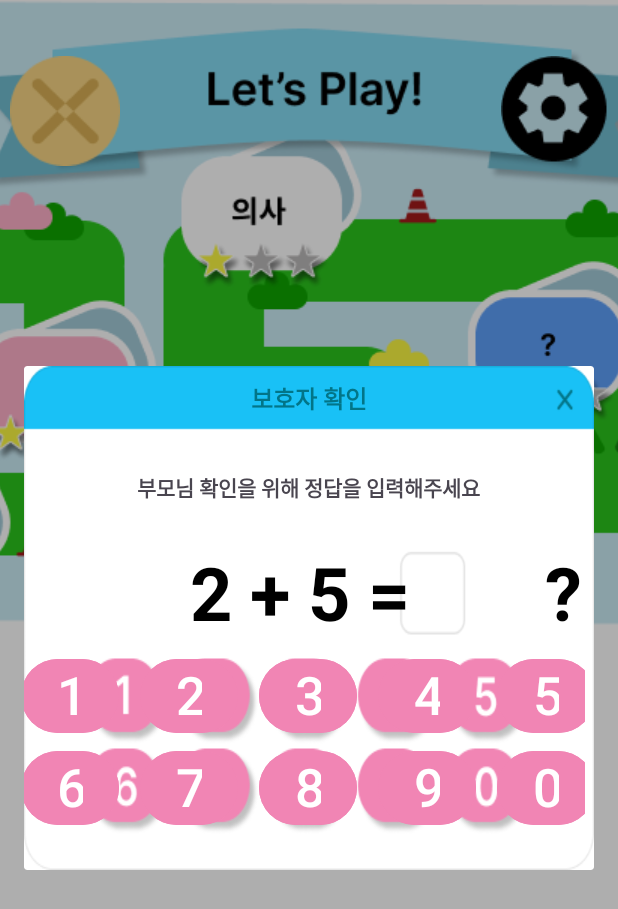
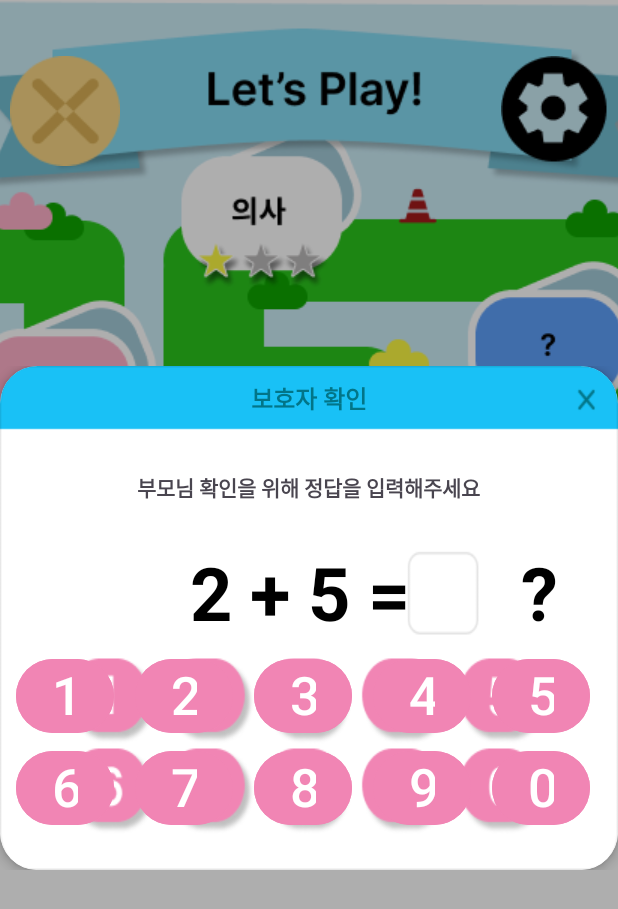
Before and after one commit to JiYoun0216/LetsPlay-main, an Android app: the RewardsMainPageActivity screen opened directly, with no data from a screen before it, after a tap on an icon or button, on a phone screen of 412 x 824 dp. Shown: the top 909 px of the screen. Run offline under Robolectric (Android 15) with nearby library versions, the phone set to English and light mode, and no system bars; 1 statement that could not run was skipped.

Commit message:
setting layout

```diff
--- a/app/src/main/java/com/example/letsplay/RewardsMainPageActivity.java
+++ b/app/src/main/java/com/example/letsplay/RewardsMainPageActivity.java
@@ -1,5 +1,6 @@
 package com.example.letsplay;
 
+import android.graphics.Color;
 import android.os.Bundle;
 import android.content.Intent;
 import androidx.appcompat.app.AppCompatActivity;
@@ -10,9 +11,10 @@
 import android.view.animation.AnimationUtils;
 import android.widget.Button;
 import android.widget.TextView;
+import android.graphics.drawable.ColorDrawable;
 
-import androidx.appcompat.app.AppCompatActivity;
 
+import java.util.Objects;
 import java.util.Random;
 
 public class RewardsMainPageActivity extends AppCompatActivity{
@@ -45,6 +47,11 @@
 private void parent_verifyng_popup() {
     Dialog dialog = new Dialog(this);
     dialog.setContentView(R.layout.parents_quiz); // 기존 ParentsVerificationActivity XML 사용
+
+    // 팝업 배경을 투명하게 설정
+    if (dialog.getWindow() != null) {
+        dialog.getWindow().setBackgroundDrawable(new ColorDrawable(Color.TRANSPARENT));
+    }
 
     TextView questionText = dialog.findViewById(R.id.question_text);
     TextView answerText = dialog.findViewById(R.id.answer_text);
@@ -83,13 +90,16 @@
         });
     }
 
+    ImageButton xButton = dialog.findViewById(R.id.x_button);
+    xButton.setOnClickListener(v -> dialog.dismiss()); // 다이얼로그 닫기
+
     dialog.show(); // 팝업 표시
 }
 
     // 흔들림 효과 추가
     private void shakeDialog(Dialog dialog) {
         Animation shake = AnimationUtils.loadAnimation(this, R.anim.shake);
-        View dialogView = dialog.getWindow().getDecorView();
+        View dialogView = Objects.requireNonNull(dialog.getWindow()).getDecorView();
         dialogView.startAnimation(shake);
     }
 
@@ -98,6 +108,11 @@
         dialog.setContentView(R.layout.setting_popup); // 팝업 레이아웃 설정
         dialog.setCancelable(false); // 외부 터치로 닫히지 않도록 설정
 
+        // 팝업 배경을 투명하게 설정
+        if (dialog.getWindow() != null) {
+            dialog.getWindow().setBackgroundDrawable(new ColorDrawable(Color.TRANSPARENT));
+        }
+
         ImageButton xButton = dialog.findViewById(R.id.x_button);
         xButton.setOnClickListener(v -> dialog.dismiss()); // 다이얼로그 닫기
 
--- /dev/null
+++ b/app/src/main/res/drawable/setting_background.xml
@@ -0,0 +1,5 @@
+<?xml version="1.0" encoding="utf-8"?>
+<shape xmlns:android="http://schemas.android.com/apk/res/android">
+    <corners android:radius="25dp" /> <!-- 모서리 반경 -->
+    <solid android:color="@android:color/transparent"/>
+</shape>
--- a/app/src/main/res/layout/parents_quiz.xml
+++ b/app/src/main/res/layout/parents_quiz.xml
@@ -1,12 +1,22 @@
 <?xml version="1.0" encoding="utf-8"?>
-<FrameLayout
+<androidx.cardview.widget.CardView
     xmlns:android="http://schemas.android.com/apk/res/android"
     android:layout_width="wrap_content"
     android:layout_height="wrap_content"
+    xmlns:app="http://schemas.android.com/apk/res-auto"
     android:orientation="vertical"
+    android:layout_gravity="center"
+    android:gravity="center"
+    app:cardCornerRadius="25dp"
+    app:cardElevation="4dp"
+    android:clipToPadding="true"
+    android:clipChildren="true">
+
+        <ImageView
+            android:layout_width="wrap_content"
+            android:layout_height="wrap_content"
             android:background="@drawable/parents_quiz"
-    android:layout_gravity="center"
-    android:gravity="center">
+            android:clipToOutline="true"/>
 
         <TextView
             android:layout_width="wrap_content"
@@ -18,6 +28,16 @@
             android:textStyle="bold"
             android:textColor="@color/bluegreen"
             android:textSize="16dp"/>
+
+    <ImageButton
+        android:id="@+id/x_button"
+        android:layout_width="48dp"
+        android:layout_height="48dp"
+        android:src="@drawable/x_button"
+        android:layout_marginTop="-2dp"
+        android:layout_marginStart="450dp"
+        android:background="@null"
+        android:contentDescription="x_button"/>
 
         <TextView
             android:layout_width="wrap_content"
@@ -50,8 +70,7 @@
             android:layout_marginStart="347dp"
             android:textSize="49dp"
             android:textColor="@color/black"
-        android:textStyle="bold"
-        android:text="?"/>
+            android:textStyle="bold"/>
 
         <LinearLayout
             android:layout_width="wrap_content"
@@ -176,4 +195,5 @@
                     android:textSize="35dp"/>
             </LinearLayout>
         </LinearLayout>
-</FrameLayout>
+
+</androidx.cardview.widget.CardView>
```
Also changed, not shown: app/src/main/res/layout/setting_popup.xml (+17 -5 lines). Lines whose indentation alone changed are shown as unchanged.
